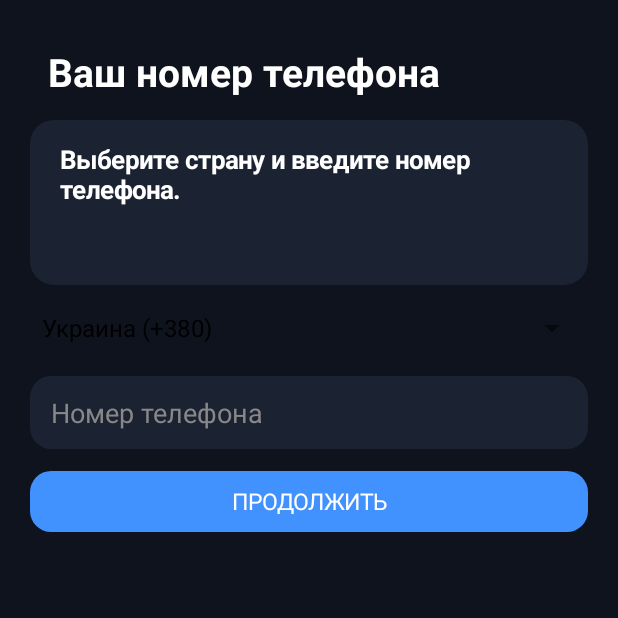
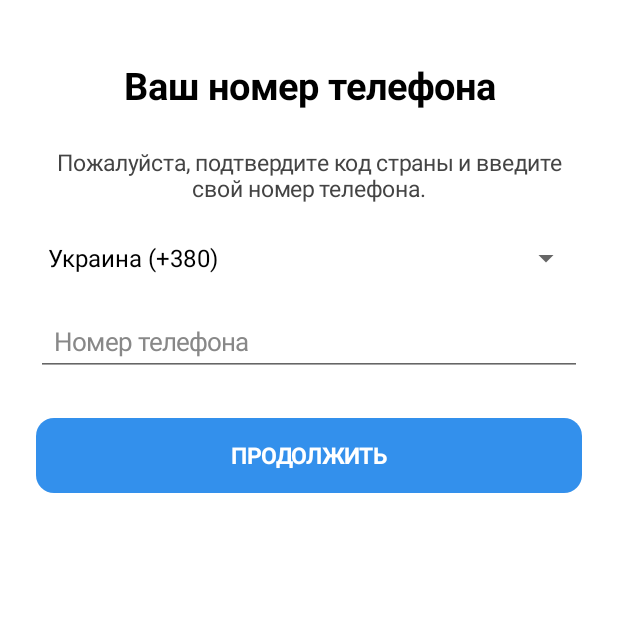
Before and after one commit to bdksns659-eng/AfterGram, an Android app: the screen it shows after launch (MainActivity), after a tap on "НАЧАТЬ ОБЩЕНИЕ", on a phone screen of 412 x 824 dp, the top half of it. Run offline under Robolectric (Android 15) with nearby library versions, the phone set to English and light mode, and no system bars; our stand-ins replace Firebase (no records; nobody signed in at launch, a user with empty details on screens opened directly).

Commit message:
Improve AfterGram registration UI

```diff
--- a/app/src/main/java/com/aftergram/app/MainActivity.java
+++ b/app/src/main/java/com/aftergram/app/MainActivity.java
@@ -94,50 +94,165 @@ public class MainActivity extends Activity {
     }
 
 
+
+    void authPage() {
+        root = new LinearLayout(this);
+        root.setOrientation(LinearLayout.VERTICAL);
+        root.setPadding(dp(24), dp(28), dp(24), dp(24));
+        root.setBackgroundColor(Color.WHITE);
+
+        content = new LinearLayout(this);
+        content.setOrientation(LinearLayout.VERTICAL);
+
+        ScrollView scroll = new ScrollView(this);
+        scroll.addView(content);
+        root.addView(scroll, new LinearLayout.LayoutParams(-1, 0, 1));
+
+        getWindow().setStatusBarColor(Color.WHITE);
+        getWindow().setNavigationBarColor(Color.WHITE);
+        getWindow().getDecorView().setSystemUiVisibility(
+            View.SYSTEM_UI_FLAG_LIGHT_STATUS_BAR);
+        setContentView(root);
+    }
+
+    void authLabel(String value, int size, int color, boolean bold) {
+        TextView t = new TextView(this);
+        t.setText(value);
+        t.setTextSize(size);
+        t.setTextColor(color);
+        t.setGravity(Gravity.CENTER);
+        t.setPadding(dp(8), dp(12), dp(8), dp(12));
+        if (bold) t.setTypeface(null, Typeface.BOLD);
+        content.addView(t);
+    }
+
+    EditText authField(String hint, int type) {
+        EditText e = new EditText(this);
+        e.setSingleLine(true);
+        e.setHint(hint);
+        e.setTextColor(Color.BLACK);
+        e.setHintTextColor(Color.GRAY);
+        e.setTextSize(17);
+        e.setInputType(type);
+        e.setPadding(dp(12), dp(12), dp(12), dp(12));
+
+        LinearLayout.LayoutParams lp =
+            new LinearLayout.LayoutParams(-1, -2);
+        lp.setMargins(0, dp(8), 0, dp(8));
+        content.addView(e, lp);
+        return e;
+    }
+
+    void authButton(String label, Runnable action) {
+        TextView b = new TextView(this);
+        b.setText(label);
+        b.setTextSize(15);
+        b.setTextColor(Color.WHITE);
+        b.setGravity(Gravity.CENTER);
+        b.setTypeface(null, Typeface.BOLD);
+        b.setPadding(dp(16), dp(15), dp(16), dp(15));
+        b.setBackground(shape(Color.rgb(51, 144, 236), 12));
+
+        LinearLayout.LayoutParams lp =
+            new LinearLayout.LayoutParams(-1, -2);
+        lp.setMargins(0, dp(20), 0, dp(10));
+        content.addView(b, lp);
+        b.setOnClickListener(v -> action.run());
+    }
+
     void showWelcome() {
-        screen("AfterGram");
-        title("✈");
-        title("AfterGram");
-        item("Добро пожаловать!",
-             "Общайся с друзьями и близкими где угодно.", null);
-        button("НАЧАТЬ ОБЩЕНИЕ", () -> showPhoneScreen());
+        root = new LinearLayout(this);
+        root.setOrientation(LinearLayout.VERTICAL);
+        root.setGravity(Gravity.CENTER);
+        root.setPadding(dp(28), dp(30), dp(28), dp(30));
+        root.setBackgroundColor(Color.rgb(51, 144, 236));
+
+        TextView logo = new TextView(this);
+        logo.setText("✈");
+        logo.setTextSize(76);
+        logo.setTextColor(Color.WHITE);
+        logo.setGravity(Gravity.CENTER);
+        root.addView(logo);
+
+        TextView name = new TextView(this);
+        name.setText("AfterGram");
+        name.setTextSize(32);
+        name.setTextColor(Color.WHITE);
+        name.setTypeface(null, Typeface.BOLD);
+        name.setGravity(Gravity.CENTER);
+        root.addView(name);
+
+        TextView desc = new TextView(this);
+        desc.setText("Общайтесь с друзьями и близкими");
+        desc.setTextSize(16);
+        desc.setTextColor(Color.WHITE);
+        desc.setGravity(Gravity.CENTER);
+        desc.setPadding(0, dp(12), 0, dp(40));
+        root.addView(desc);
+
+        TextView start = new TextView(this);
+        start.setText("НАЧАТЬ ОБЩЕНИЕ");
+        start.setTextSize(15);
+        start.setTextColor(Color.rgb(51, 144, 236));
+        start.setTypeface(null, Typeface.BOLD);
+        start.setGravity(Gravity.CENTER);
+        start.setPadding(dp(20), dp(16), dp(20), dp(16));
+        start.setBackground(shape(Color.WHITE, 12));
+        root.addView(start, new LinearLayout.LayoutParams(-1, -2));
+        start.setOnClickListener(v -> showPhoneScreen());
+
+        getWindow().setStatusBarColor(Color.rgb(51, 144, 236));
+        getWindow().setNavigationBarColor(Color.rgb(51, 144, 236));
+        getWindow().getDecorView().setSystemUiVisibility(0);
+        setContentView(root);
     }
 
     void showPhoneScreen() {
-        screen("Ваш номер телефона");
-        item("Выберите страну и введите номер телефона.", "", null);
+        authPage();
+        authLabel("Ваш номер телефона", 25, Color.BLACK, true);
+        authLabel("Пожалуйста, подтвердите код страны и введите свой номер телефона.",
+            15, Color.DKGRAY, false);
+
         countrySpinner = new Spinner(this);
         ArrayAdapter<String> adapter = new ArrayAdapter<>(
             this, android.R.layout.simple_spinner_dropdown_item, countryNames);
         countrySpinner.setAdapter(adapter);
         content.addView(countrySpinner);
-        phoneInput = authInput("Номер телефона");
-        button("ПРОДОЛЖИТЬ", () -> sendPhoneCode());
+
+        phoneInput = authField("Номер телефона", 3);
+        authButton("ПРОДОЛЖИТЬ", () -> sendPhoneCode());
     }
 
     void showCodeScreen() {
-        screen("Код подтверждения");
-        item("Введите код из SMS.", "", null);
-        codeInput = authInput("Код из SMS");
-        button("ПРОДОЛЖИТЬ", () -> {
+        authPage();
+        authLabel("Код подтверждения", 25, Color.BLACK, true);
+        authLabel("Введите код, который мы отправили вам по SMS.",
+            15, Color.DKGRAY, false);
+
+        codeInput = authField("Код из SMS", 2);
+        authButton("ПРОДОЛЖИТЬ", () -> {
             String code = codeInput.getText().toString().trim();
             if (verificationId == null || code.length() != 6) {
-                Toast.makeText(this, "Введите код из 6 цифр", Toast.LENGTH_SHORT).show();
+                Toast.makeText(this, "Введите код из 6 цифр",
+                    Toast.LENGTH_SHORT).show();
                 return;
             }
             PhoneAuthCredential credential =
                 PhoneAuthProvider.getCredential(verificationId, code);
             signInWithCredential(credential);
         });
-        button("ИЗМЕНИТЬ НОМЕР", () -> showPhoneScreen());
+        authButton("ИЗМЕНИТЬ НОМЕР", () -> showPhoneScreen());
     }
 
     void showProfileSetup() {
-        screen("Ваше имя");
-        item("Как вас зовут?", "Укажите имя для профиля.", null);
-        firstNameInput = authInput("Имя");
-        lastNameInput = authInput("Фамилия (необязательно)");
-        button("ПРОДОЛЖИТЬ", () -> saveProfile());
+        authPage();
+        authLabel("Ваше имя", 25, Color.BLACK, true);
+        authLabel("Укажите имя и фамилию для своего профиля.",
+            15, Color.DKGRAY, false);
+
+        firstNameInput = authField("Имя", 1);
+        lastNameInput = authField("Фамилия", 1);
+        authButton("ПРОДОЛЖИТЬ", () -> saveProfile());
     }
 
     void sendPhoneCode() {
@@ -186,29 +301,6 @@ public class MainActivity extends Activity {
         Toast.makeText(this, "Отправляем SMS...", Toast.LENGTH_SHORT).show();
     }
 
-    void showCodeScreen() {
-        screen("Подтверждение");
-        item("Введите код из SMS",
-             "Мы отправили код на ваш номер телефона.", null);
-
-        codeInput = authInput("Код подтверждения");
-        codeInput.setInputType(2);
-
-        button("ПОДТВЕРДИТЬ", () -> {
-            String code = codeInput.getText().toString().trim();
-            if (verificationId == null || code.length() != 6) {
-                Toast.makeText(this, "Введите шестизначный код",
-                    Toast.LENGTH_SHORT).show();
-                return;
-            }
-            PhoneAuthCredential credential =
-                PhoneAuthProvider.getCredential(verificationId, code);
-            signInWithCredential(credential);
-        });
-
-        button("Изменить номер", () -> showPhoneScreen());
-    }
-
     void signInWithCredential(PhoneAuthCredential credential) {
         auth.signInWithCredential(credential)
             .addOnCompleteListener(this, task -> {
@@ -243,17 +335,6 @@ public class MainActivity extends Activity {
                 Toast.makeText(this, "Ошибка загрузки профиля: " +
                     e.getMessage(), Toast.LENGTH_LONG).show();
             });
-    }
-
-    void showProfileSetup() {
-        screen("Ваш профиль");
-        item("Как вас зовут?",
-             "Укажите имя, которое увидят другие пользователи.", null);
-
-        firstNameInput = authInput("Имя");
-        lastNameInput = authInput("Фамилия");
-
-        button("СОЗДАТЬ ПРОФИЛЬ", () -> saveProfile());
     }
 
     void saveProfile() {
```
